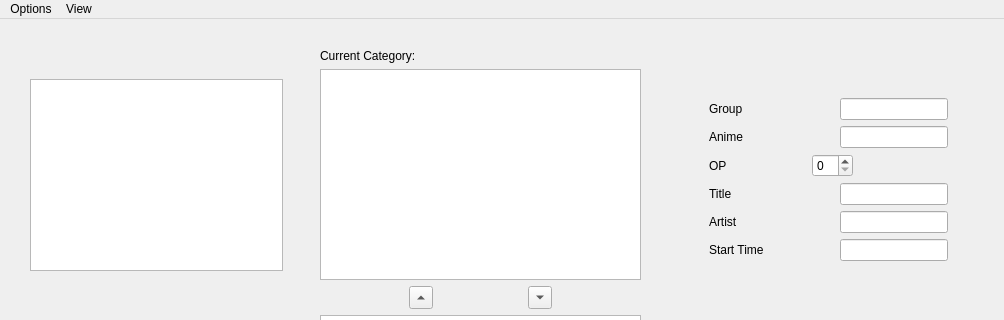
The window that controlwindow.ui (AlexjHeat/MusicTriviaPy) describes before a commit, drawn with Qt 5; both pictures show x 0 to 1004 and y 0 to 320 of the 1004 by 600 pixel window.
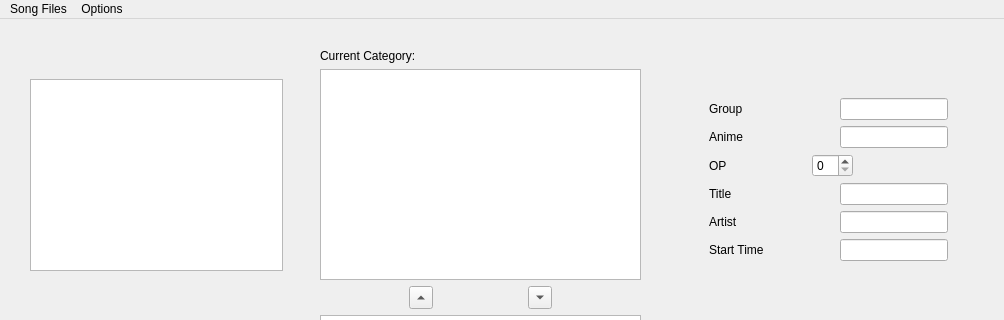
The same window after the commit.

Diff of the .ui file:
```diff
--- a/controlwindow.ui
+++ b/controlwindow.ui
@@ -597,24 +597,24 @@
      <height>22</height>
     </rect>
    </property>
-   <widget class="QMenu" name="menuCategory">
+   <widget class="QMenu" name="menuSongFiles">
     <property name="title">
-     <string>Options</string>
+     <string>Song Files</string>
     </property>
     <addaction name="separator"/>
     <addaction name="media_player_mode"/>
     <addaction name="scan_songs"/>
     <addaction name="remove_missing_songs"/>
    </widget>
-   <widget class="QMenu" name="menuView">
+   <widget class="QMenu" name="menuOptions">
     <property name="title">
-     <string>View</string>
+     <string>Options</string>
     </property>
     <addaction name="menuFullscreen"/>
     <addaction name="menuShowCategories"/>
    </widget>
-   <addaction name="menuCategory"/>
-   <addaction name="menuView"/>
+   <addaction name="menuSongFiles"/>
+   <addaction name="menuOptions"/>
   </widget>
   <widget class="QStatusBar" name="statusbar"/>
   <action name="menuNewGame">
```
Left out of the diff: 21 changed lines with no effect on the pictures.
